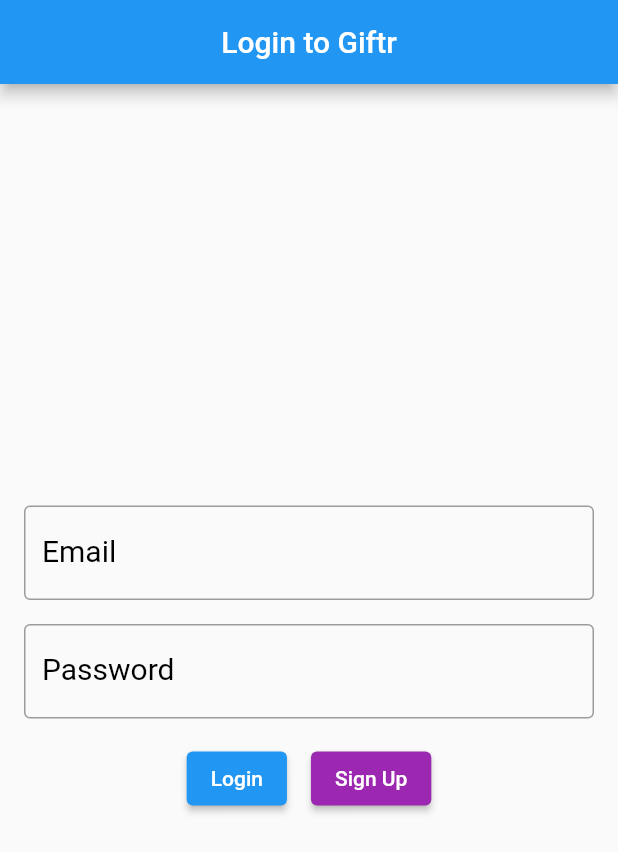
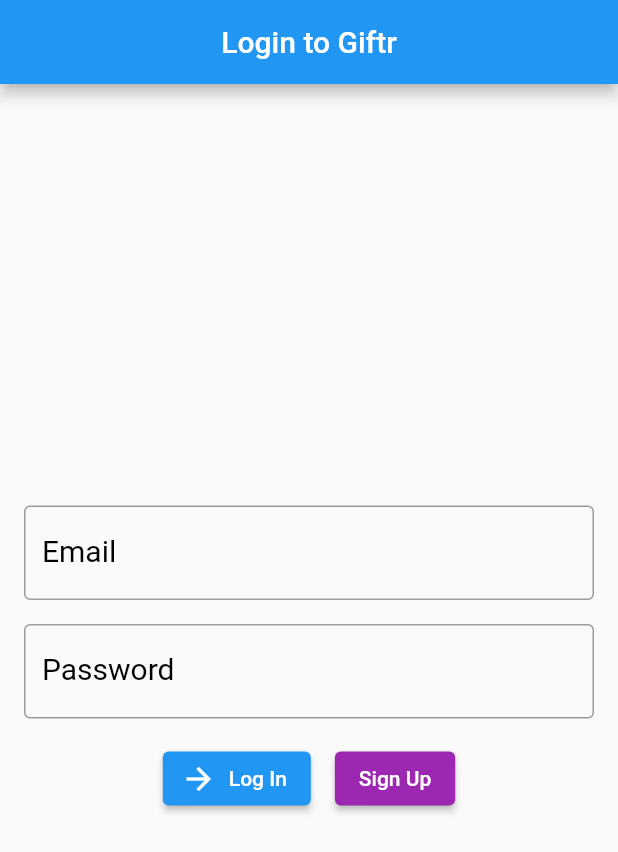
Before and after one commit to cost0142/GIFTR-Flutter-Frontend, a Flutter app: the screen it shows after launch, on a phone screen of 412 x 824 dp. Shown: the top 852 px of the screen. Run offline on Flutter 3.47's test engine with Material 2 defaults, Android fonts, the phone set to English and light mode, and no system bars.

Commit message:
Login stylle Button

```diff
--- a/lib/screens/login_screen.dart
+++ b/lib/screens/login_screen.dart
@@ -30,6 +30,7 @@ class _LoginScreenState extends State<LoginScreen> {
             padding: const EdgeInsets.all(16.0),
             child: Form(
               key: _formKey,
+              //  ---------------------------------------------------------- Email / PAssword -------------------------------------
               child: Column(
                   mainAxisAlignment: MainAxisAlignment.center,
                   children: [
@@ -40,8 +41,8 @@ class _LoginScreenState extends State<LoginScreen> {
                     Row(
                       mainAxisAlignment: MainAxisAlignment.center,
                       children: [
-                        ElevatedButton(
-                          child: Text('Login'),
+                          // ******************************************************************************  Onpressed Function +++++++++"Log In"++++++++++++++++
+                        ElevatedButton.icon(
                           onPressed: () {
                             if (_formKey.currentState!.validate()) {
                               //validation has been passed so we can save the form
@@ -57,16 +58,21 @@ class _LoginScreenState extends State<LoginScreen> {
                               return;
                             }
                           },
+                          icon: Icon(Icons.arrow_forward),
+                          label: Text('Log In'),
                         ),
+                        // ************************************************************************************  Onpressed Function ++++++++"Log In"++++++++++++++++++++
                         SizedBox(width: 16.0),
                         ElevatedButton(
                           style: ElevatedButton.styleFrom(
                             primary: Colors.purple,
                           ),
                           child: Text('Sign Up'),
+                          // ******************************************************************************  Onpressed Function +++++++"Sign Up"+++++++++++++++++++++
                           onPressed: () {
                             //validate then call the API to signup
                           },
+                           // ******************************************************************************  Onpressed Function +++++++"Sign Up"+++++++++++++++++++++
                         ),
                       ],
                     ),
@@ -80,7 +86,7 @@ class _LoginScreenState extends State<LoginScreen> {
     return InputDecoration(
       labelText: label, // label
       labelStyle: TextStyle(color: Colors.black),
-      hintText: hint, //placeholder
+      // hintText: hint, //placeholder
       border: OutlineInputBorder(),
     );
   }
```
